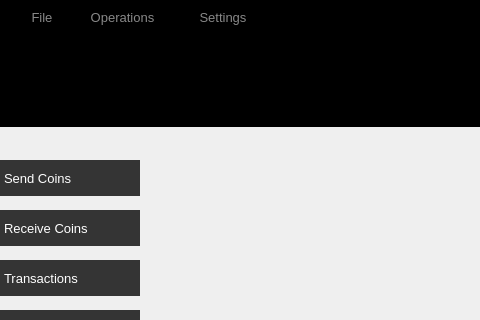
Qt form src/qt/forms/mainwindow.ui (AMA-CSharp-Code/Blazecoin_Wallet_Core_V1.5) before a commit; both pictures show x 0 to 480 and y 0 to 320 of the 900 by 570 pixel window.
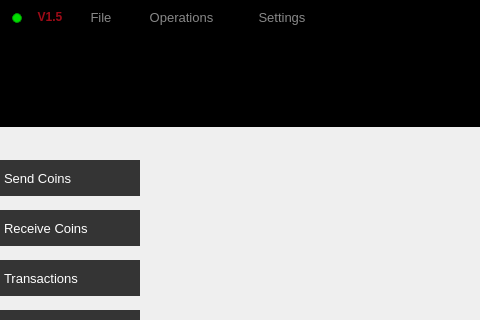
The same form after that commit. Icons and pictures are not drawn.

Commit message:
Header: add V1.5 badge with pulsing green status dot
- Add small 'V1.5' QLabel (dark red #9D0B17) at the top-left of
  wCaption, with a 10px pulsing green dot just before it.
- Shift File / Operations / Settings menu buttons right to make room.
- Pulse: QGraphicsOpacityEffect driven by a QPropertyAnimation that
  loops opacity 0.25 -> 1.0 -> 0.25 over 2.4s.

Diff of the .ui file:
```diff
--- a/src/qt/forms/mainwindow.ui
+++ b/src/qt/forms/mainwindow.ui
@@ -494,10 +494,60 @@
 	color: white;
 }</string>
          </property>
+         <widget class="QLabel" name="lbStatusDot">
+          <property name="geometry">
+           <rect>
+            <x>12</x>
+            <y>13</y>
+            <width>10</width>
+            <height>10</height>
+           </rect>
+          </property>
+          <property name="styleSheet">
+           <string notr="true">QLabel {
+	background-color: #00DD00;
+	border-radius: 5px;
+	border: 1px solid #008f00;
+}</string>
+          </property>
+          <property name="text">
+           <string notr="true"/>
+          </property>
+         </widget>
+         <widget class="QLabel" name="lbVersion">
+          <property name="geometry">
+           <rect>
+            <x>28</x>
+            <y>4</y>
+            <width>44</width>
+            <height>26</height>
+           </rect>
+          </property>
+          <property name="font">
+           <font>
+            <pointsize>9</pointsize>
+            <weight>75</weight>
+            <bold>true</bold>
+            <stylestrategy>PreferAntialias</stylestrategy>
+           </font>
+          </property>
+          <property name="styleSheet">
+           <string notr="true">QLabel {
+	color: #9D0B17;
+	background-color: transparent;
+}</string>
+          </property>
+          <property name="text">
+           <string notr="true">V1.5</string>
+          </property>
+          <property name="alignment">
+           <set>Qt::AlignCenter</set>
+          </property>
+         </widget>
          <widget class="QPushButton" name="pushButton_9">
           <property name="geometry">
            <rect>
-            <x>19</x>
+            <x>78</x>
             <y>-2</y>
             <width>46</width>
             <height>38</height>
@@ -540,7 +590,7 @@
          <widget class="QPushButton" name="pushButton_5">
           <property name="geometry">
            <rect>
-            <x>71</x>
+            <x>130</x>
             <y>-2</y>
             <width>103</width>
             <height>38</height>
@@ -583,7 +633,7 @@
          <widget class="QPushButton" name="pushButton_3">
           <property name="geometry">
            <rect>
-            <x>182</x>
+            <x>241</x>
             <y>-2</y>
             <width>82</width>
             <height>38</height>
```
The commit also changes 1 other file.
